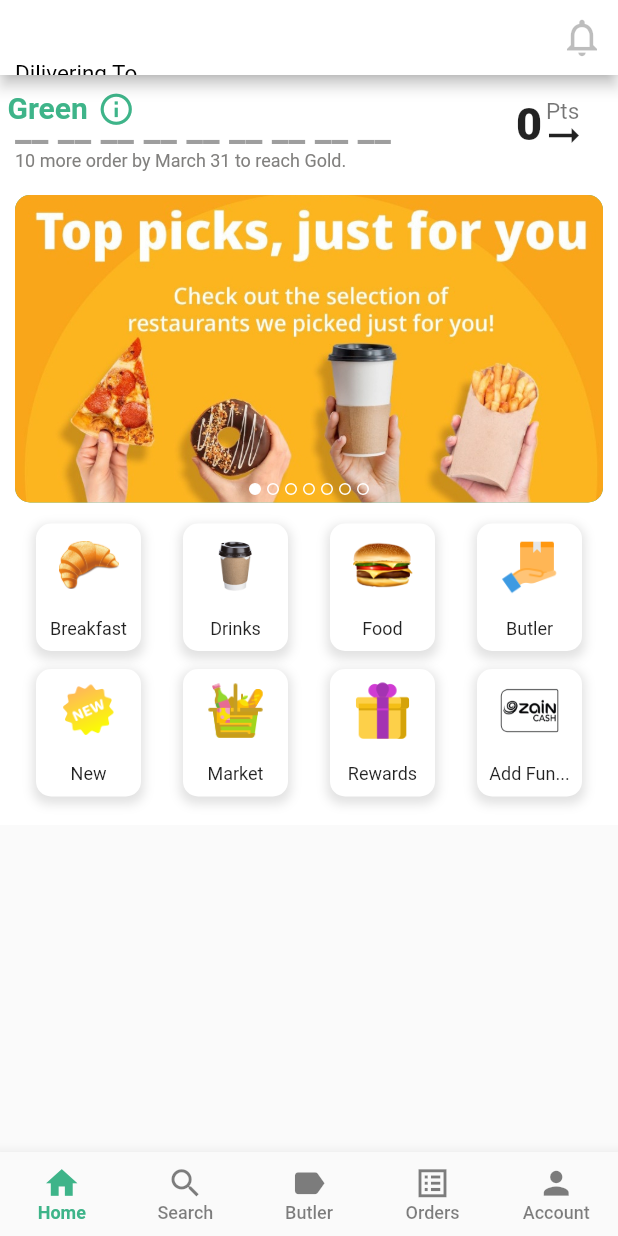
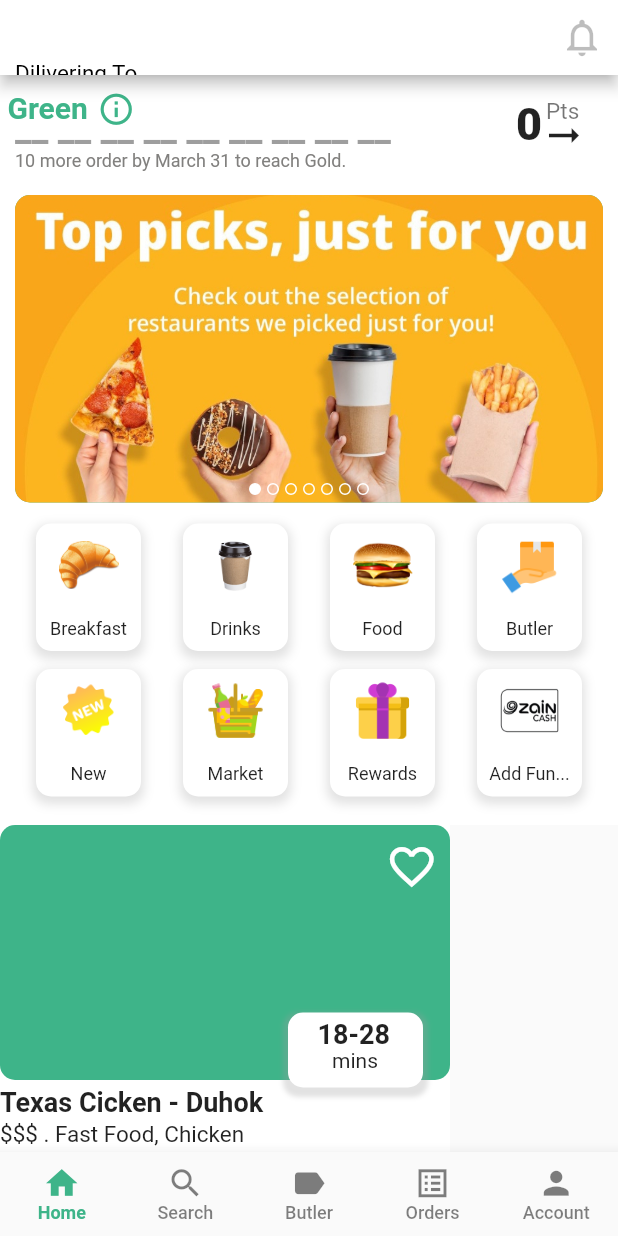
Before and after one commit to DevLayth/toters, a Flutter app: the screen it shows after launch, on a phone screen of 412 x 824 dp. Run offline on Flutter 3.47's test engine with Material 2 defaults, Android fonts, the phone set to English and light mode, and no system bars; drawn by our look-alikes of carousel_slider; missing offline and left inert: dart:ffi.

Commit message:
Rest card design

```diff
--- a/lib/layth/home.dart
+++ b/lib/layth/home.dart
@@ -5,6 +5,7 @@ import 'package:toters/colors.dart';
 import 'package:toters/layth/catg.dart';
 import 'package:toters/layth/green_pts_card.dart';
 import 'package:toters/layth/offer_slider.dart';
+import 'package:toters/layth/rest_card.dart';
 import 'package:toters/main.dart';
 
 class home_screen extends StatelessWidget {
@@ -63,7 +64,10 @@ class home_screen extends StatelessWidget {
                     Offers(),
                     catg(),
                   ],
-                ))
+                )),
+            Container(
+              child: rest_card(),
+            )
           ],
         ),
       ),
--- /dev/null
+++ b/lib/layth/rest_card.dart
@@ -0,0 +1,72 @@
+import 'package:flutter/material.dart';
+import 'package:flutter/src/widgets/framework.dart';
+import 'package:flutter/src/widgets/placeholder.dart';
+import 'package:toters/colors.dart';
+
+class rest_card extends StatelessWidget {
+  const rest_card({super.key});
+
+  @override
+  Widget build(BuildContext context) {
+    return Stack(
+      children: [
+        Container(
+          height: 225,
+          width: 300,
+          color: Colors.white,
+        ),
+        Container(
+          height: 170,
+          width: 300,
+          decoration: BoxDecoration(
+              color: Tcolor, borderRadius: BorderRadius.circular(10)),
+        ),
+        Positioned(
+          right: 120,
+          top: 10,
+          child: Icon(
+            Icons.favorite_border_outlined,
+            size: 35,
+            color: Colors.white,
+          ),
+        ),
+        Positioned(
+          bottom: 50,
+          right: 130,
+          child: Container(
+            width: 90,
+            height: 50,
+            decoration: BoxDecoration(
+              color: Colors.white,
+              borderRadius: BorderRadius.circular(10),
+              boxShadow: [
+                BoxShadow(
+                  color: Colors.grey.withOpacity(0.3),
+                  spreadRadius: 3,
+                  blurRadius: 2,
+                  offset: Offset(0, 3),
+                ),
+              ],
+            ),
+          ),
+        ),
+        Positioned(
+            right: 152,
+            bottom: 75,
+            child: Text(
+              "18-28",
+              style: TextStyle(fontWeight: FontWeight.bold, fontSize: 18),
+            )),
+        Positioned(right: 160, bottom: 60, child: Text("mins")),
+        Positioned(
+            bottom: 30,
+            child: Text("Texas Cicken - Duhok",
+                style: TextStyle(fontWeight: FontWeight.bold, fontSize: 18))),
+        Positioned(
+            bottom: 10,
+            child: Text("\$\$\$ . Fast Food, Chicken",
+                style: TextStyle(fontSize: 15)))
+      ],
+    );
+  }
+}
```
